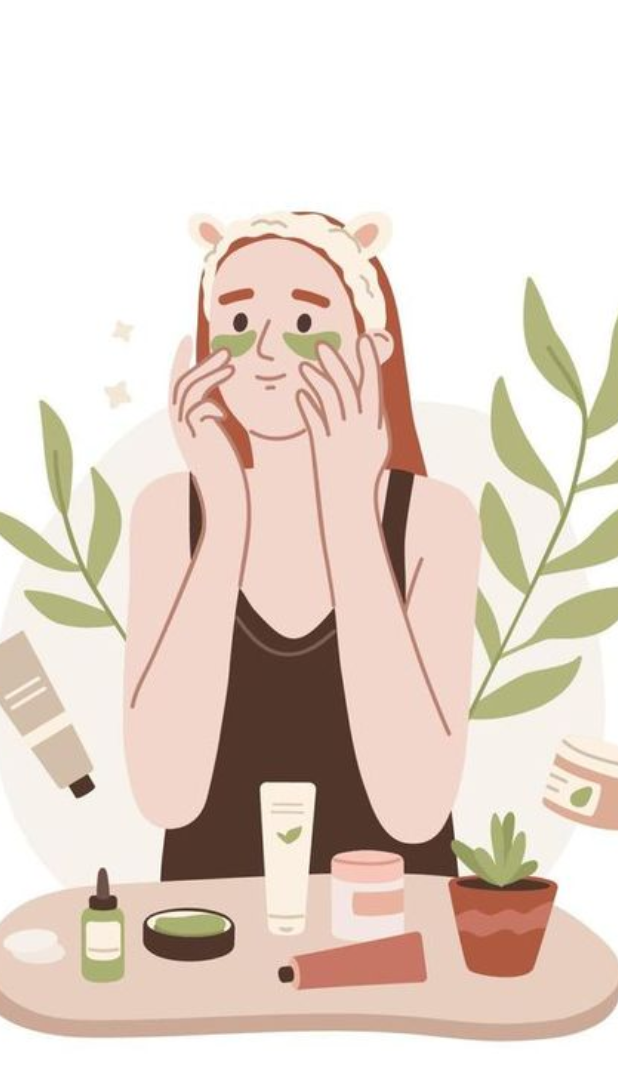
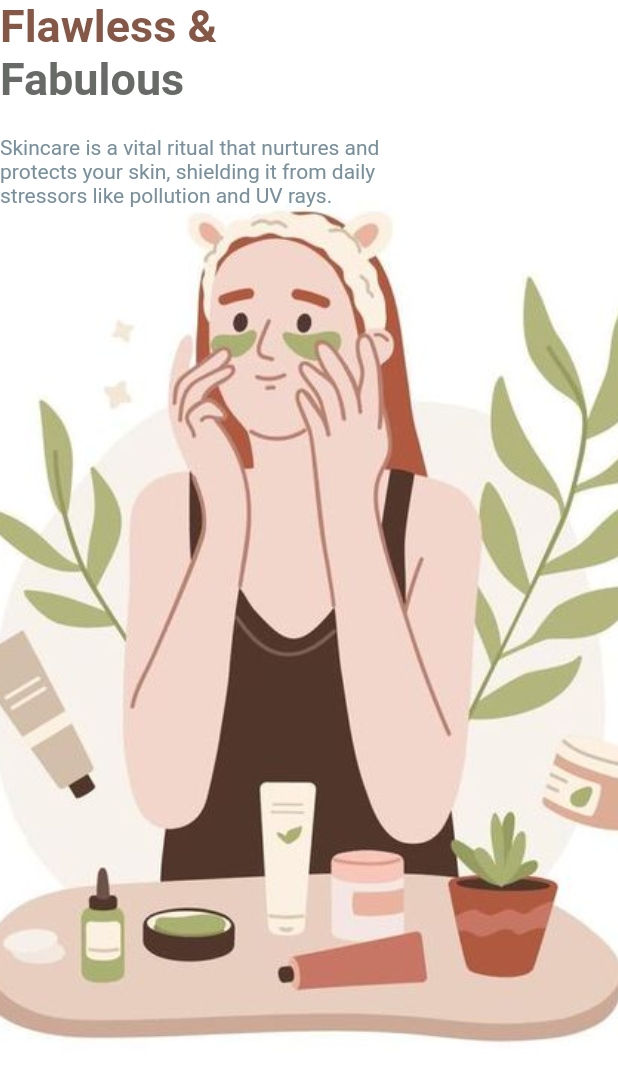
Before and after one commit to Syeda-Maham-Jafri-2024/SkinCareApp, a Flutter app: the screen it shows after launch, on a phone screen of 412 x 824 dp. Shown: the top 1082 px of the screen. Run offline on Flutter 3.47's test engine with Material 2 defaults, Android fonts, the phone set to English and light mode, and no system bars.

Commit message:
first commit

```diff
--- a/lib/pages/welcome_page.dart
+++ b/lib/pages/welcome_page.dart
@@ -1,4 +1,7 @@
 import 'package:flutter/material.dart';
+import '../widgets/resuable_headtext.dart';
+import '../widgets/reusable_text.dart';
+ // Adjust the path accordingly
 
 class WelcomePage extends StatefulWidget {
   const WelcomePage({super.key});
@@ -22,23 +25,28 @@ class _WelcomePageState extends State<WelcomePage> {
         itemCount: images.length,
         itemBuilder: (_, index) {
           return Container(
-          width:300,
-          height:400,
+            width: double.maxFinite,
+            height: 300,
             decoration: BoxDecoration(
               image: DecorationImage(
                 image: AssetImage("assets/" + images[index]),
                 fit: BoxFit.cover,
               ),
             ),
-          child:Container(
-            margin: const EdgeInsets.only(top:150, left:20, right:20 ),
-            child: Row(
+            child: Column(
+              crossAxisAlignment: CrossAxisAlignment.start,
               children: [
-                Column(
-                  children: [],
-                )
+                AppHeadText(color: Color.fromARGB(255, 133, 87, 70), text: "Flawless &"),
+                AppHeadText(color: Color.fromARGB(255, 104, 106, 104), text: "Fabulous"),
+                SizedBox(height: 20,),
+                Container(
+                  width: 300,
+                  child: AppText(
+                    text: "Skincare is a vital ritual that nurtures and protects your skin, shielding it from daily stressors like pollution and UV rays.",
+                    textSize: 14,
+                    color: const Color.fromARGB(255, 120, 144, 156),),
+                ),
               ],
-            ),
             ),
           );
         },
--- /dev/null
+++ b/lib/widgets/resuable_headtext.dart
@@ -0,0 +1,19 @@
+import 'package:flutter/material.dart';
+
+class AppHeadText extends StatelessWidget {
+  final Color color;
+  final String text;
+
+  const AppHeadText({required this.color, required this.text, Key? key}) : super(key: key);
+
+  @override
+  Widget build(BuildContext context) {
+    return Text(
+      text,
+      style: TextStyle(
+        color: color,
+        fontSize: 30,
+        fontWeight: FontWeight.bold),
+    );
+  }
+}
--- a/lib/widgets/reusable_text.dart
+++ b/lib/widgets/reusable_text.dart
@@ -0,0 +1,19 @@
+import 'package:flutter/material.dart';
+
+class AppText extends StatelessWidget {
+  final String text;
+  final double textSize;final Color color;
+
+  const AppText({required this.text, required this.textSize, Key? key, required this.color}) : super(key: key);
+
+  @override
+  Widget build(BuildContext context) {
+    return Text(
+      text,
+      style: TextStyle(
+        fontSize: textSize,
+        fontWeight: FontWeight.normal,
+        color: color),
+    );
+  }
+}
```
Lines whose indentation alone changed are shown as unchanged.
